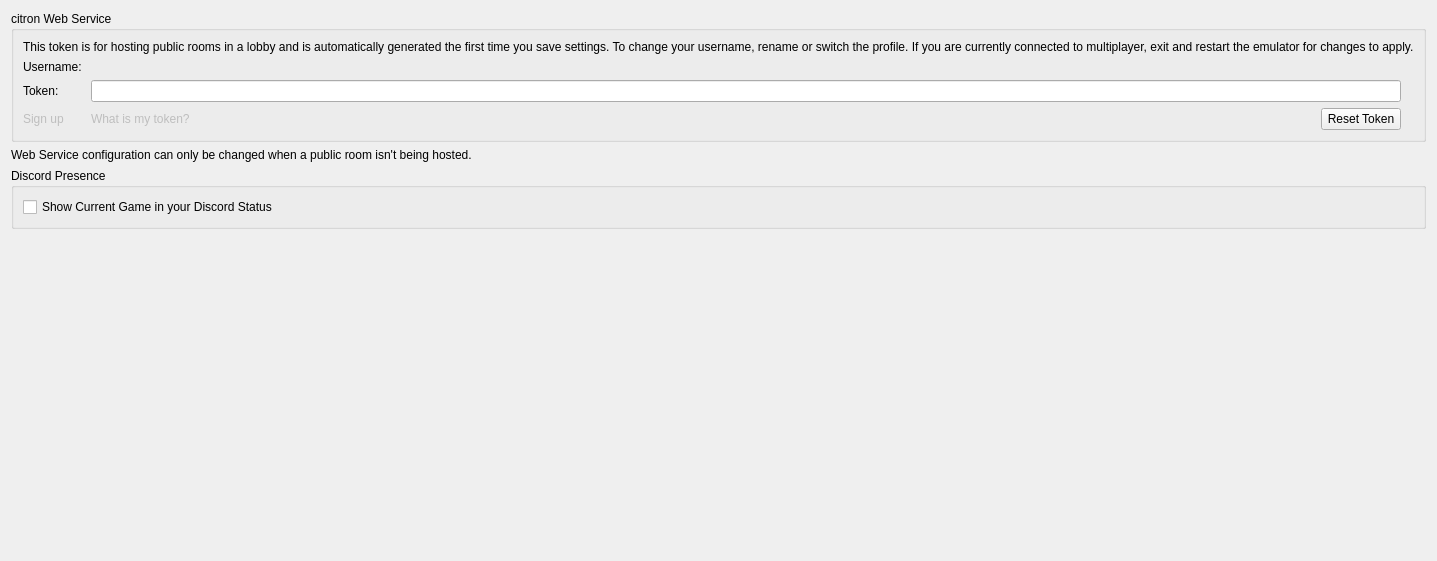
Above: src/citron/configuration/configure_web.ui from citron-neo/emulator before the change. Below: the same form after it.
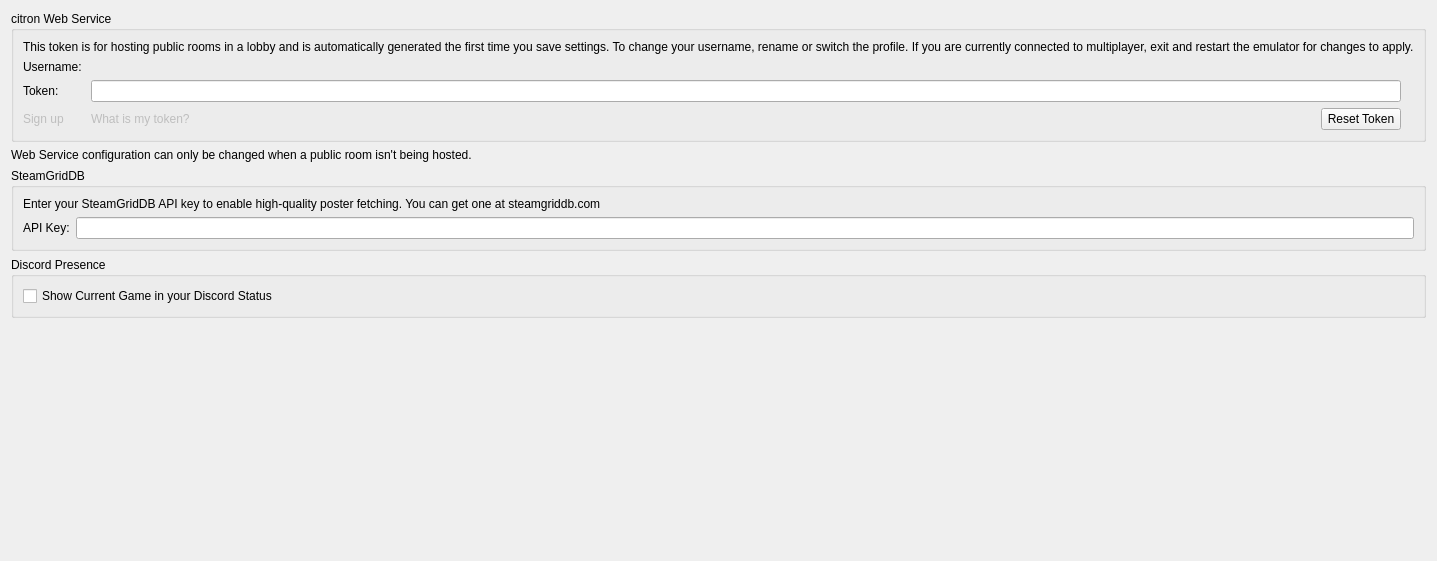
That is the form after the change.

Commit message: feat: SteamGridDB & Various UI adjustments (Details Tab, Icon Size Memory etc.)

The edit to the form file:
```diff
--- a/src/citron/configuration/configure_web.ui
+++ b/src/citron/configuration/configure_web.ui
@@ -127,6 +127,43 @@
      </item>
     </layout>
    </item>
+   <item>
+    <widget class="QGroupBox" name="steam_grid_db_group">
+     <property name="title">
+      <string>SteamGridDB</string>
+     </property>
+     <layout class="QVBoxLayout" name="verticalLayout_sgdb">
+      <item>
+       <widget class="QLabel" name="label_sgdb_info">
+        <property name="text">
+         <string>Enter your SteamGridDB API key to enable high-quality poster fetching. You can get one at steamgriddb.com</string>
+        </property>
+        <property name="wordWrap">
+         <bool>true</bool>
+        </property>
+       </widget>
+      </item>
+      <item>
+       <layout class="QHBoxLayout" name="horizontalLayout_sgdb">
+        <item>
+         <widget class="QLabel" name="label_sgdb_api_key">
+          <property name="text">
+           <string>API Key:</string>
+          </property>
+         </widget>
+        </item>
+        <item>
+         <widget class="QLineEdit" name="edit_steam_grid_db_api_key">
+          <property name="echoMode">
+           <enum>QLineEdit::PasswordEchoOnEdit</enum>
+          </property>
+         </widget>
+        </item>
+       </layout>
+      </item>
+     </layout>
+    </widget>
+   </item>
    <item>
     <widget class="QGroupBox" name="discord_group">
      <property name="title">
```
The commit also changes 25 other files.
